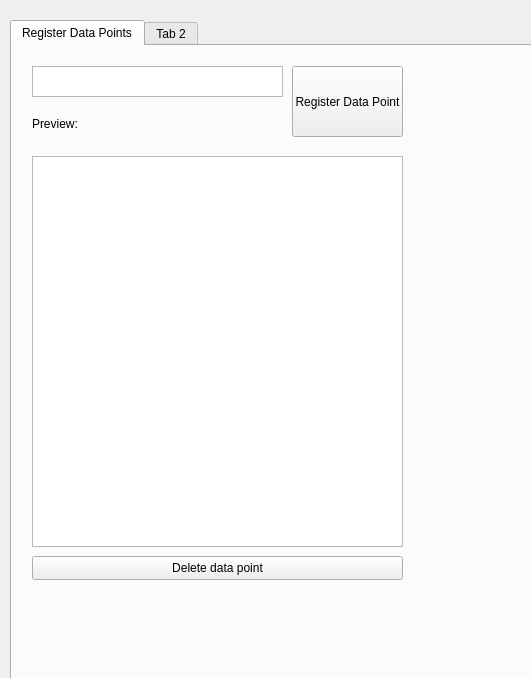
Qt form UI/Data_view_window.ui (IggyZomboid/serial_monitor_for_pico) before a commit; both pictures show x 0 to 531 and y 0 to 678 of the 1200 by 900 pixel window.
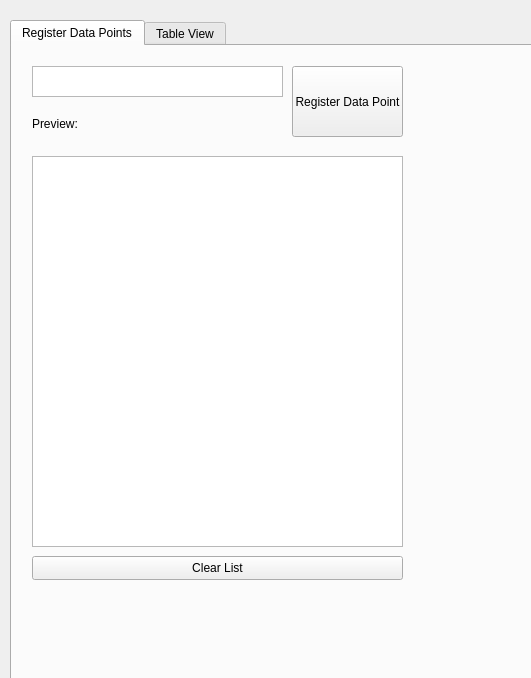
The same form after that commit. The open tabs and pages were chosen to show the change.

Commit message: Got the data table view to now track datapoint the user adds

Diff of the .ui file:
```diff
--- a/UI/Data_view_window.ui
+++ b/UI/Data_view_window.ui
@@ -85,19 +85,6 @@
        </rect>
       </property>
      </widget>
-     <widget class="QPushButton" name="delete_name_button">
-      <property name="geometry">
-       <rect>
-        <x>20</x>
-        <y>510</y>
-        <width>371</width>
-        <height>24</height>
-       </rect>
-      </property>
-      <property name="text">
-       <string>Delete data point</string>
-      </property>
-     </widget>
      <widget class="QLabel" name="label_2">
       <property name="geometry">
        <rect>
@@ -124,10 +111,23 @@
        <string/>
       </property>
      </widget>
+     <widget class="QPushButton" name="clear_names_button">
+      <property name="geometry">
+       <rect>
+        <x>20</x>
+        <y>510</y>
+        <width>371</width>
+        <height>24</height>
+       </rect>
+      </property>
+      <property name="text">
+       <string>Clear List</string>
+      </property>
+     </widget>
     </widget>
     <widget class="QWidget" name="tab_2">
      <attribute name="title">
-      <string>Tab 2</string>
+      <string>Table View</string>
      </attribute>
     </widget>
    </widget>
```
Left out of the diff: 17 changed lines with no effect on the pictures. The commit also changes 579 other files.
